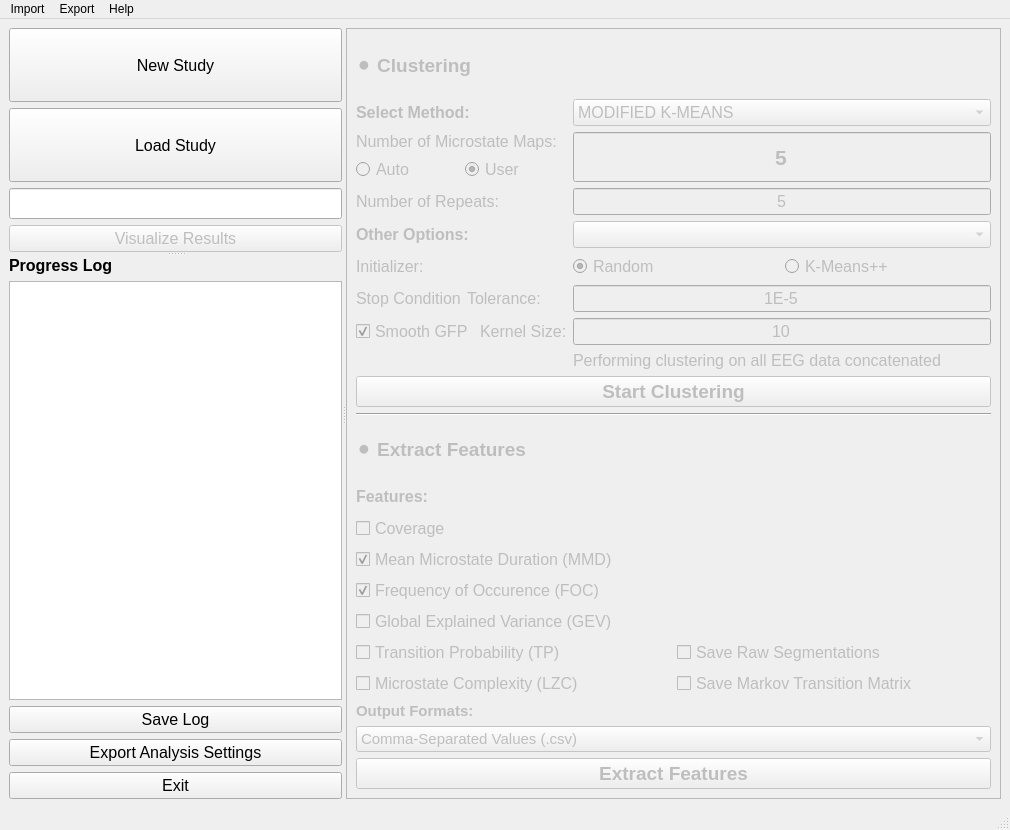
Qt form src/main/resources/base/MainMicrostateWindow.ui (eeg-comet/eeg-comet) before a commit.
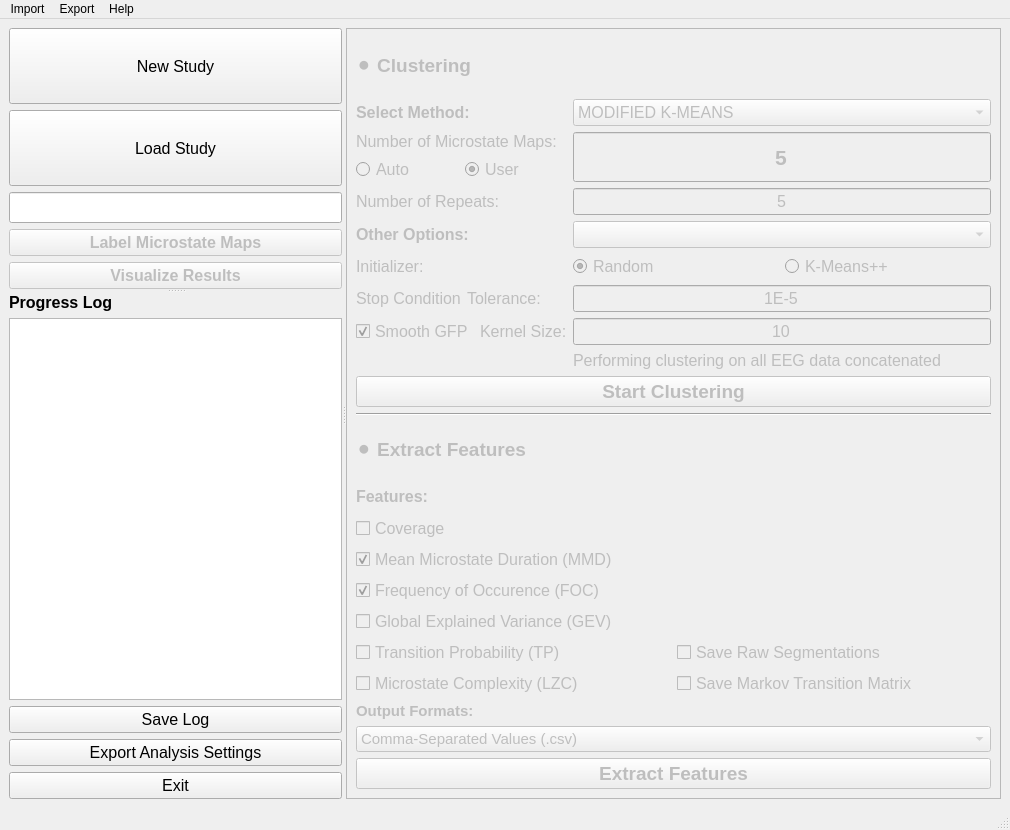
The same form after that commit.

Commit message: added the label microstate maps feature to the main window

```diff
--- a/src/main/resources/base/MainMicrostateWindow.ui
+++ b/src/main/resources/base/MainMicrostateWindow.ui
@@ -101,6 +101,23 @@
            </property>
           </widget>
          </item>
+         <item>
+          <widget class="QPushButton" name="step3_label_maps_button">
+           <property name="enabled">
+            <bool>false</bool>
+           </property>
+           <property name="font">
+            <font>
+             <pointsize>12</pointsize>
+             <weight>75</weight>
+             <bold>true</bold>
+            </font>
+           </property>
+           <property name="text">
+            <string>Label Microstate Maps</string>
+           </property>
+          </widget>
+         </item>
          <item>
           <widget class="QPushButton" name="step3_visualize_clustering_button">
            <property name="enabled">
@@ -121,6 +138,8 @@
            <property name="font">
             <font>
              <pointsize>12</pointsize>
+             <weight>75</weight>
+             <bold>true</bold>
             </font>
            </property>
            <property name="text">
```
Left out of the diff: 2 changed lines with no effect on the pictures. The commit also changes 5 other files.
